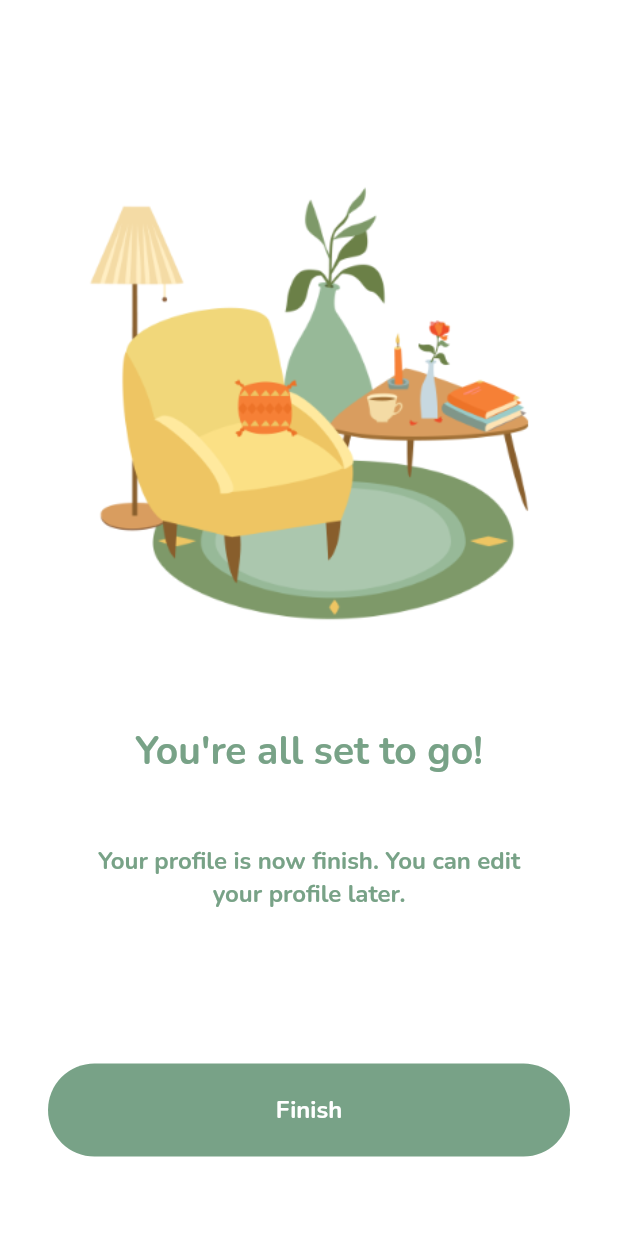
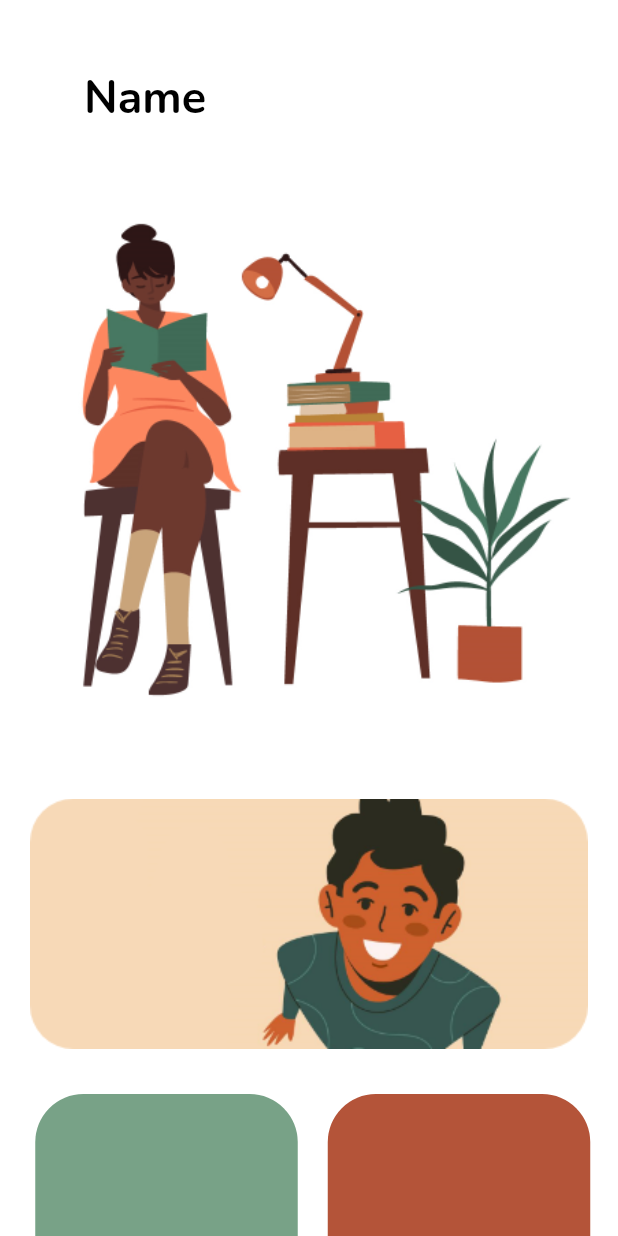
Before and after one commit to Eugene-C1/FlashCard, a Flutter app: the StartupPage4 screen opened directly, after a tap on "Finish", on a phone screen of 412 x 824 dp. Run offline on Flutter 3.47's test engine with Material 2 defaults, Android fonts, the phone set to English and light mode, and no system bars; our stand-ins replace after_layout, animated_splash_screen, page_transition, shared_preferences; accounts and stored records are empty.

Commit message:
5th Commit

```diff
--- a/lib/main.dart
+++ b/lib/main.dart
@@ -1,8 +1,7 @@
 import 'package:flutter/material.dart';
+import 'package:page_transition/page_transition.dart';
 
-import 'home.dart';
 import 'splash.dart';
-import 'startup1.dart';
 
 void main() {
   runApp(const MyApp());
@@ -19,3 +18,118 @@ class MyApp extends StatelessWidget {
     );
   }
 }
+
+class MyHomePage extends StatefulWidget {
+  const MyHomePage({Key? key}) : super(key: key);
+
+  @override
+  _MyHomePageState createState() => _MyHomePageState();
+}
+
+class _MyHomePageState extends State<MyHomePage> {
+  @override
+  Widget build(BuildContext context) {
+    return WillPopScope(
+        onWillPop: () async {
+          return false;
+        },
+        child: Scaffold(
+          resizeToAvoidBottomInset: false,
+          backgroundColor: Colors.white,
+          body: SingleChildScrollView(
+            child: Column(
+              children: <Widget>[
+                Container(
+                  alignment: Alignment.centerLeft,
+                  margin: EdgeInsets.only(
+                    top: 45,
+                  ),
+                  padding: EdgeInsets.only(
+                    left: 56,
+                  ),
+                  child: Text(
+                    'Name',
+                    style: TextStyle(
+                      color: Colors.black,
+                      fontSize: 30,
+                    ),
+                  ),
+                ),
+                Container(
+                  padding: EdgeInsets.symmetric(
+                    horizontal: 18,
+                  ),
+                  margin: EdgeInsets.only(
+                    top: 25,
+                  ),
+                  child: Center(
+                    child: Image.asset('assets/images/girlSitting.png'),
+                  ),
+                ),
+                Container(
+                  margin: EdgeInsets.only(
+                    top: 60,
+                  ),
+                  child: Stack(
+                    children: <Widget>[
+                      Image(
+                        image: AssetImage(
+                          'assets/images/profile.png',
+                        ),
+                      ),
+                      Positioned.fill(
+                        child: Material(
+                          color: Colors.transparent,
+                          borderRadius: BorderRadius.circular(32),
+                          clipBehavior: Clip.hardEdge,
+                          child: InkWell(
+                            onTap: () {},
+                          ),
+                        ),
+                      ),
+                    ],
+                  ),
+                ),
+                Row(
+                  mainAxisAlignment: MainAxisAlignment.center,
+                  children: <Widget>[
+                    Container(
+                      margin: EdgeInsets.only(
+                        left: 5,
+                        top: 30,
+                      ),
+                      height: 175,
+                      width: 175,
+                      child: Material(
+                        borderRadius: BorderRadius.circular(32),
+                        clipBehavior: Clip.hardEdge,
+                        color: Color(0xFFB76A185),
+                        child: InkWell(
+                          onTap: () {},
+                        ),
+                      ),
+                    ),
+                    Container(
+                      margin: EdgeInsets.only(
+                        left: 20,
+                        top: 30,
+                      ),
+                      height: 175,
+                      width: 175,
+                      child: Material(
+                        borderRadius: BorderRadius.circular(32),
+                        clipBehavior: Clip.hardEdge,
+                        color: Color(0xFFBB35136),
+                        child: InkWell(
+                          onTap: () {},
+                        ),
+                      ),
+                    ),
+                  ],
+                )
+              ],
+            ),
+          ),
+        ));
+  }
+}
--- a/lib/startup4.dart
+++ b/lib/startup4.dart
@@ -1,7 +1,7 @@
 import 'package:flutter/material.dart';
 import 'package:page_transition/page_transition.dart';
 
-import 'home.dart';
+import 'main.dart';
 
 class StartupPage4 extends StatefulWidget {
   const StartupPage4({Key? key}) : super(key: key);
@@ -47,6 +47,7 @@ class _StartupPage4State extends State<StartupPage4> {
               Container(
                 margin: EdgeInsets.only(
                   top: 45,
+                  bottom: 116,
                 ),
                 padding: EdgeInsets.symmetric(
                   horizontal: 64,
@@ -60,35 +61,30 @@ class _StartupPage4State extends State<StartupPage4> {
                   ),
                 ),
               ),
-              GestureDetector(
+              Container(
+                height: 73,
+                width: 336,
+                child: Material(
+                  borderRadius: BorderRadius.circular(50),
+                  color: Color(0xFFB76A185),
+                  child: InkWell(
+                    borderRadius: BorderRadius.circular(50),
                     onTap: () {
                       Navigator.push(
                         context,
                         PageTransition(
-                      type: PageTransitionType.rightToLeft,
-                      child: MyHomePage(title: 'Home'),
+                          type: PageTransitionType.fade,
+                          child: MyHomePage(),
                         ),
                       );
                     },
-                child: Container(
-                  margin: EdgeInsets.only(
-                    right: 32,
-                    left: 32,
-                    bottom: 32,
-                    top: 102,
-                  ),
-                  padding: EdgeInsets.all(20),
-                  width: double.infinity,
-                  decoration: BoxDecoration(
-                    color: Color(0xFFB76A185),
-                    borderRadius: BorderRadius.circular(50),
-                  ),
                     child: Center(
                       child: Text(
                         'Finish',
                         style: TextStyle(
                           color: Colors.white,
                           fontSize: 16,
+                        ),
                       ),
                     ),
                   ),
```
Also changed, not shown: lib/home.dart (deleted, +0 -19 lines), lib/startup1.dart (+11 -11 lines), lib/startup2.dart (+13 -15 lines), lib/startup3.dart (+34 -18 lines), assets/images/girlSitting.png (added), assets/images/hand.png (added), assets/images/paper.png (added), assets/images/profile.png (added), assets/images/profileImage.png (added). Lines whose indentation alone changed are shown as unchanged.
